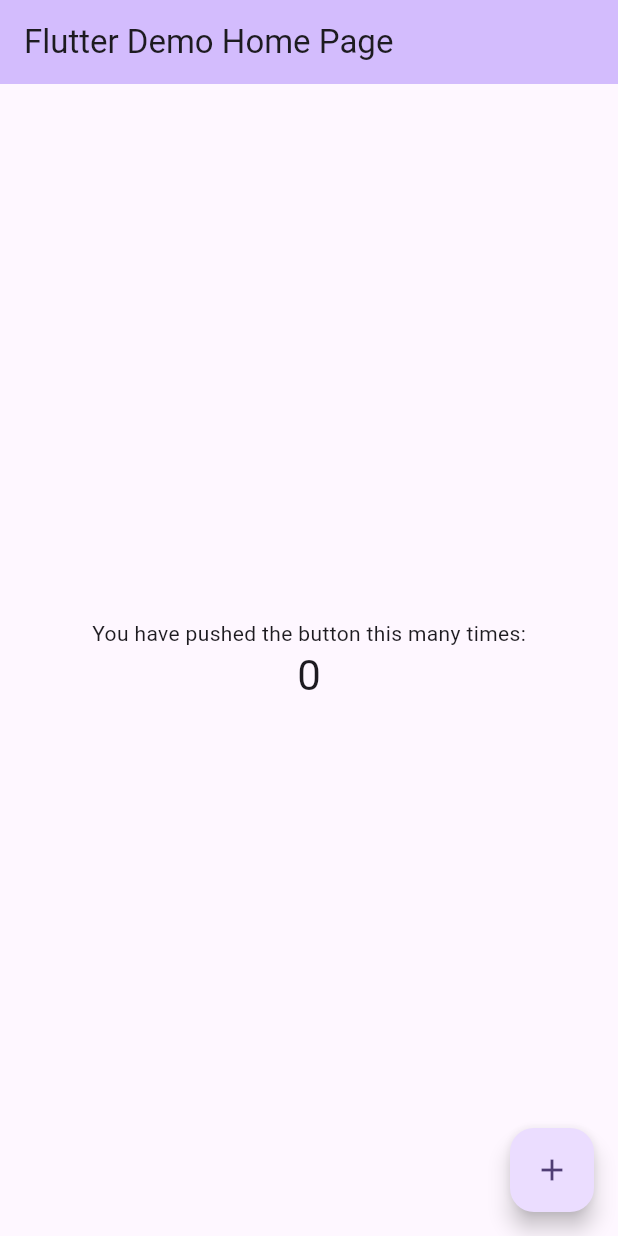
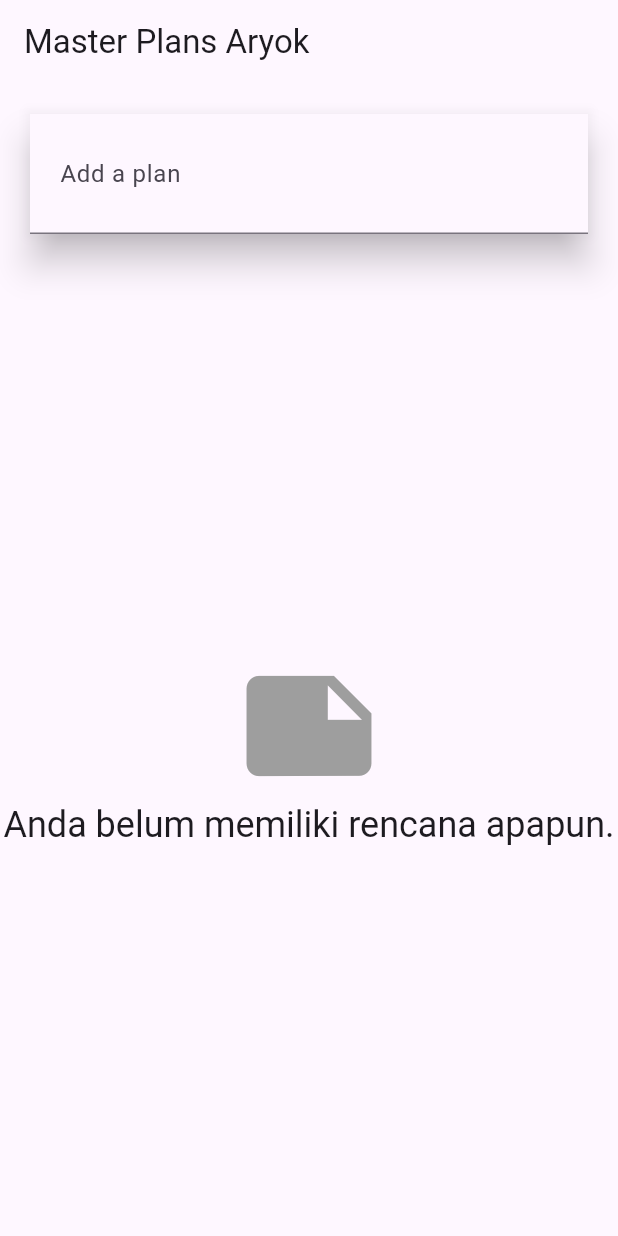
Before and after one commit to aorysan/mobile_07, a Flutter app: the screen it shows after launch, on a phone screen of 412 x 824 dp. Run offline on Flutter 3.47's test engine with Material 3 defaults, Android fonts, the phone set to English and light mode, and no system bars; our stand-ins replace auto_size_text, camera, cross_file, go_router.

Commit message:
selain tugas kelompok, done

```diff
--- a/week10/flutterstate/lib/main.dart
+++ b/week10/flutterstate/lib/main.dart
@@ -1,122 +1,23 @@
 import 'package:flutter/material.dart';
+// import './views/plan_screen.dart';
+import './provider/plan_provider.dart';
+import 'models/plan.dart';
+import './views/plan_creator_screen.dart';
 
-void main() {
-  runApp(const MyApp());
-}
+void main() => runApp(MasterPlanApp());
 
-class MyApp extends StatelessWidget {
-  const MyApp({super.key});
+class MasterPlanApp extends StatelessWidget {
+  const MasterPlanApp({super.key});
 
-  // This widget is the root of your application.
   @override
   Widget build(BuildContext context) {
-    return MaterialApp(
-      title: 'Flutter Demo',
-      theme: ThemeData(
-        // This is the theme of your application.
-        //
-        // TRY THIS: Try running your application with "flutter run". You'll see
-        // the application has a purple toolbar. Then, without quitting the app,
-        // try changing the seedColor in the colorScheme below to Colors.green
-        // and then invoke "hot reload" (save your changes or press the "hot
-        // reload" button in a Flutter-supported IDE, or press "r" if you used
-        // the command line to start the app).
-        //
-        // Notice that the counter didn't reset back to zero; the application
-        // state is not lost during the reload. To reset the state, use hot
-        // restart instead.
-        //
-        // This works for code too, not just values: Most code changes can be
-        // tested with just a hot reload.
-        colorScheme: ColorScheme.fromSeed(seedColor: Colors.deepPurple),
+    return PlanProvider(
+      notifier: ValueNotifier<List<Plan>>(const []),
+      child: MaterialApp(
+        title: 'State management app',
+        theme: ThemeData(primarySwatch: Colors.blue),
+        home: const PlanCreatorScreen(),
       ),
-      home: const MyHomePage(title: 'Flutter Demo Home Page'),
     );
   }
 }
-
-class MyHomePage extends StatefulWidget {
-  const MyHomePage({super.key, required this.title});
-
-  // This widget is the home page of your application. It is stateful, meaning
-  // that it has a State object (defined below) that contains fields that affect
-  // how it looks.
-
-  // This class is the configuration for the state. It holds the values (in this
-  // case the title) provided by the parent (in this case the App widget) and
-  // used by the build method of the State. Fields in a Widget subclass are
-  // always marked "final".
-
-  final String title;
-
-  @override
-  State<MyHomePage> createState() => _MyHomePageState();
-}
-
-class _MyHomePageState extends State<MyHomePage> {
-  int _counter = 0;
-
-  void _incrementCounter() {
-    setState(() {
-      // This call to setState tells the Flutter framework that something has
-      // changed in this State, which causes it to rerun the build method below
-      // so that the display can reflect the updated values. If we changed
-      // _counter without calling setState(), then the build method would not be
-      // called again, and so nothing would appear to happen.
-      _counter++;
-    });
-  }
-
-  @override
-  Widget build(BuildContext context) {
-    // This method is rerun every time setState is called, for instance as done
-    // by the _incrementCounter method above.
-    //
-    // The Flutter framework has been optimized to make rerunning build methods
-    // fast, so that you can just rebuild anything that needs updating rather
-    // than having to individually change instances of widgets.
-    return Scaffold(
-      appBar: AppBar(
-        // TRY THIS: Try changing the color here to a specific color (to
-        // Colors.amber, perhaps?) and trigger a hot reload to see the AppBar
-        // change color while the other colors stay the same.
-        backgroundColor: Theme.of(context).colorScheme.inversePrimary,
-        // Here we take the value from the MyHomePage object that was created by
-        // the App.build method, and use it to set our appbar title.
-        title: Text(widget.title),
-      ),
-      body: Center(
-        // Center is a layout widget. It takes a single child and positions it
-        // in the middle of the parent.
-        child: Column(
-          // Column is also a layout widget. It takes a list of children and
-          // arranges them vertically. By default, it sizes itself to fit its
-          // children horizontally, and tries to be as tall as its parent.
-          //
-          // Column has various properties to control how it sizes itself and
-          // how it positions its children. Here we use mainAxisAlignment to
-          // center the children vertically; the main axis here is the vertical
-          // axis because Columns are vertical (the cross axis would be
-          // horizontal).
-          //
-          // TRY THIS: Invoke "debug painting" (choose the "Toggle Debug Paint"
-          // action in the IDE, or press "p" in the console), to see the
-          // wireframe for each widget.
-          mainAxisAlignment: MainAxisAlignment.center,
-          children: <Widget>[
-            const Text('You have pushed the button this many times:'),
-            Text(
-              '$_counter',
-              style: Theme.of(context).textTheme.headlineMedium,
-            ),
-          ],
-        ),
-      ),
-      floatingActionButton: FloatingActionButton(
-        onPressed: _incrementCounter,
-        tooltip: 'Increment',
-        child: const Icon(Icons.add),
-      ), // This trailing comma makes auto-formatting nicer for build methods.
-    );
-  }
-}
--- /dev/null
+++ b/week10/flutterstate/lib/models/data_layer.dart
@@ -0,0 +1,3 @@
+export './task.dart';
+export './plan.dart';
+export '/provider/plan_provider.dart';
--- /dev/null
+++ b/week10/flutterstate/lib/models/plan.dart
@@ -0,0 +1,13 @@
+import './task.dart';
+
+class Plan {
+  final String name;
+  final List<Task> tasks;
+
+  const Plan({this.name = '', this.tasks = const []});
+
+  int get completedCount => tasks.where((task) => task.complete).length;
+
+  String get completenessMessage =>
+      '$completedCount out of ${tasks.length} tasks';
+}
--- /dev/null
+++ b/week10/flutterstate/lib/models/task.dart
@@ -0,0 +1,9 @@
+class Task {
+  final String description;
+  final bool complete;
+
+  const Task({
+    this.complete = false,
+    this.description = '',
+  });
+}
--- /dev/null
+++ b/week10/flutterstate/lib/provider/plan_provider.dart
@@ -0,0 +1,16 @@
+import 'package:flutter/material.dart';
+import '../models/data_layer.dart';
+
+class PlanProvider extends InheritedNotifier<ValueNotifier<List<Plan>>> {
+  const PlanProvider({
+    super.key,
+    required Widget child,
+    required ValueNotifier<List<Plan>> notifier,
+  }) : super(child: child, notifier: notifier);
+
+  static ValueNotifier<List<Plan>> of(BuildContext context) {
+    return context
+        .dependOnInheritedWidgetOfExactType<PlanProvider>()!
+        .notifier!;
+  }
+}
--- /dev/null
+++ b/week10/flutterstate/lib/views/plan_creator_screen.dart
@@ -0,0 +1,97 @@
+import 'package:flutter/material.dart';
+import '../models/data_layer.dart';
+import './plan_screen.dart';
+
+class PlanCreatorScreen extends StatefulWidget {
+  const PlanCreatorScreen({super.key});
+
+  @override
+  State<PlanCreatorScreen> createState() => _PlanCreatorScreenState();
+}
+
+class _PlanCreatorScreenState extends State<PlanCreatorScreen> {
+  final textController = TextEditingController();
+
+  @override
+  Widget build(BuildContext context) {
+    return Scaffold(
+      // ganti ‘Namaku' dengan nama panggilan Anda
+      appBar: AppBar(title: const Text('Master Plans Aryok')),
+      body: Column(
+        children: [
+          _buildListCreator(),
+          Expanded(child: _buildMasterPlans()),
+        ],
+      ),
+    );
+  }
+
+  @override
+  void dispose() {
+    textController.dispose();
+    super.dispose();
+  }
+
+  Widget _buildListCreator() {
+    return Padding(
+      padding: const EdgeInsets.all(20.0),
+      child: Material(
+        color: Theme.of(context).cardColor,
+        elevation: 10,
+        child: TextField(
+          controller: textController,
+          decoration: const InputDecoration(
+            labelText: 'Add a plan',
+            contentPadding: EdgeInsets.all(20),
+          ),
+          onEditingComplete: addPlan,
+        ),
+      ),
+    );
+  }
+
+  void addPlan() {
+    final text = textController.text;
+    if (text.isEmpty) {
+      return;
+    }
+    final plan = Plan(name: text, tasks: []);
+    ValueNotifier<List<Plan>> planNotifier = PlanProvider.of(context);
+    planNotifier.value = List<Plan>.from(planNotifier.value)..add(plan);
+    textController.clear();
+    FocusScope.of(context).requestFocus(FocusNode());
+  }
+
+  Widget _buildMasterPlans() {
+    ValueNotifier<List<Plan>> planNotifier = PlanProvider.of(context);
+    List<Plan> plans = planNotifier.value;
+
+    if (plans.isEmpty) {
+      return Column(
+        mainAxisAlignment: MainAxisAlignment.center,
+        children: <Widget>[
+          const Icon(Icons.note, size: 100, color: Colors.grey),
+          Text(
+            'Anda belum memiliki rencana apapun.',
+            style: Theme.of(context).textTheme.headlineSmall,
+          ),
+        ],
+      );
+    }
+    return ListView.builder(
+      itemCount: plans.length,
+      itemBuilder: (context, index) {
+        final plan = plans[index];
+        return ListTile(
+          title: Text(plan.name),
+          subtitle: Text(plan.completenessMessage),
+          onTap: () {
+            Navigator.of(
+              context,
+            ).push(MaterialPageRoute(builder: (_) => PlanScreen(plan: plan)));
+          },
+        );
+      },
+    );
+  }
+}
--- /dev/null
+++ b/week10/flutterstate/lib/views/plan_screen.dart
@@ -0,0 +1,118 @@
+import '../models/data_layer.dart';
+import 'package:flutter/material.dart';
+
+class PlanScreen extends StatefulWidget {
+  final Plan plan;
+  const PlanScreen({super.key, required this.plan});
+
+  @override
+  State createState() => _PlanScreenState();
+}
+
+class _PlanScreenState extends State<PlanScreen> {
+  late ScrollController scrollController;
+  Plan get plan => widget.plan;
+
+  @override
+  void initState() {
+    super.initState();
+    scrollController = ScrollController()
+      ..addListener(() {
+        FocusScope.of(context).requestFocus(FocusNode());
+      });
+  }
+
+  @override
+  Widget build(BuildContext context) {
+    ValueNotifier<List<Plan>> plansNotifier = PlanProvider.of(context);
+
+    return Scaffold(
+      appBar: AppBar(title: Text(plan.name)),
+      body: ValueListenableBuilder<List<Plan>>(
+        valueListenable: plansNotifier,
+        builder: (context, plans, child) {
+          Plan currentPlan = plans.firstWhere((p) => p.name == plan.name);
+          return Column(
+            children: [
+              Expanded(child: _buildList(currentPlan)),
+              SafeArea(child: Text(currentPlan.completenessMessage)),
+            ],
+          );
+        },
+      ),
+      floatingActionButton: _buildAddTaskButton(context),
+    );
+  }
+
+  Widget _buildAddTaskButton(BuildContext context) {
+    ValueNotifier<List<Plan>> planNotifier = PlanProvider.of(context);
+    return FloatingActionButton(
+      child: const Icon(Icons.add),
+      onPressed: () {
+        Plan currentPlan = plan;
+        int planIndex = planNotifier.value.indexWhere(
+          (p) => p.name == currentPlan.name,
+        );
+        List<Task> updatedTasks = List<Task>.from(currentPlan.tasks)
+          ..add(const Task());
+        planNotifier.value = List<Plan>.from(planNotifier.value)
+          ..[planIndex] = Plan(name: currentPlan.name, tasks: updatedTasks);
+      },
+    );
+  }
+
+  Widget _buildList(Plan plan) {
+    return ListView.builder(
+      controller: scrollController,
+      itemCount: plan.tasks.length,
+      itemBuilder: (context, index) =>
+          _buildTaskTile(plan.tasks[index], index, context),
+    );
+  }
+
+  Widget _buildTaskTile(Task task, int index, BuildContext context) {
+    ValueNotifier<List<Plan>> planNotifier = PlanProvider.of(context);
+
+    return ListTile(
+      leading: Checkbox(
+        value: task.complete,
+        onChanged: (selected) {
+          Plan currentPlan = plan;
+          int planIndex = planNotifier.value.indexWhere(
+            (p) => p.name == currentPlan.name,
+          );
+          planNotifier.value = List<Plan>.from(planNotifier.value)
+            ..[planIndex] = Plan(
+              name: currentPlan.name,
+              tasks: List<Task>.from(currentPlan.tasks)
+                ..[index] = Task(
+                  description: task.description,
+                  complete: selected ?? false,
+                ),
+            );
+        },
+      ),
+      title: TextFormField(
+        initialValue: task.description,
+        onChanged: (text) {
+          Plan currentPlan = plan;
+          int planIndex = planNotifier.value.indexWhere(
+            (p) => p.name == currentPlan.name,
+          );
+          planNotifier.value = List<Plan>.from(planNotifier.value)
+            ..[planIndex] = Plan(
+              name: currentPlan.name,
+              tasks: List<Task>.from(currentPlan.tasks)
+                ..[index] = Task(description: text, complete: task.complete),
+            );
+        },
+      ),
+    );
+  }
+
+  @override
+  void dispose() {
+    scrollController.dispose();
+    super.dispose();
+  }
+}
```
Also changed, not shown: week10/flutterstate/img/image-1.png (added), week10/flutterstate/img/image-2.png (added), week10/flutterstate/img/image-3.png (added), week10/flutterstate/img/image.png (added), 2 other files.
